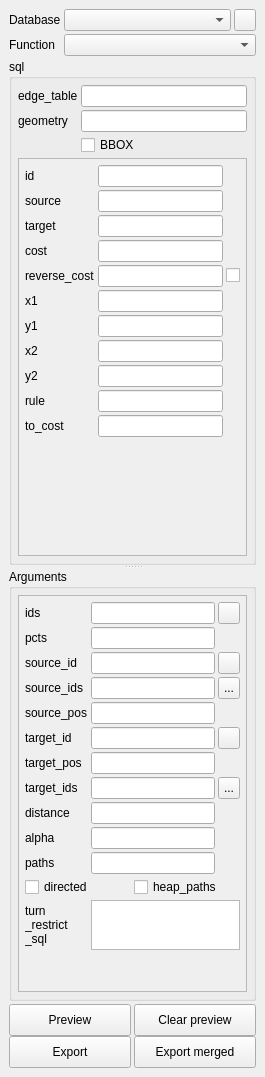
Before: the Qt Designer form ui_pgRoutingLayer.ui in pgRouting/pgRoutingLayer, drawn with Qt 5.
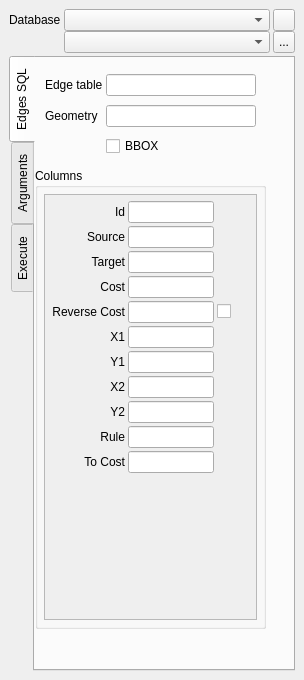
After: the same form once the commit is applied. The open tabs and pages were chosen to show the change. Icons and pictures are not drawn.

```diff
--- a/ui_pgRoutingLayer.ui
+++ b/ui_pgRoutingLayer.ui
@@ -6,8 +6,8 @@
    <rect>
     <x>0</x>
     <y>0</y>
-    <width>265</width>
-    <height>1077</height>
+    <width>304</width>
+    <height>680</height>
    </rect>
   </property>
   <property name="sizePolicy">
@@ -20,15 +20,44 @@
    <string>pgRouting Layer</string>
   </property>
   <widget class="QWidget" name="dockWidgetContents">
-   <layout class="QVBoxLayout" name="verticalLayout" stretch="0,1,0">
+   <layout class="QVBoxLayout" name="verticalLayout" stretch="0,1">
     <property name="spacing">
      <number>3</number>
     </property>
     <item>
-     <layout class="QGridLayout" name="gridLayoutBase" columnstretch="0,0,0">
-      <property name="spacing">
+     <layout class="QGridLayout" name="gridLayoutBase" rowstretch="0,0" columnstretch="0,0,0">
+      <property name="sizeConstraint">
+       <enum>QLayout::SetFixedSize</enum>
+      </property>
+      <property name="horizontalSpacing">
        <number>3</number>
       </property>
+      <property name="verticalSpacing">
+       <number>0</number>
+      </property>
+      <item row="0" column="2">
+       <widget class="QToolButton" name="buttonReloadConnections">
+        <property name="sizePolicy">
+         <sizepolicy hsizetype="Preferred" vsizetype="Preferred">
+          <horstretch>0</horstretch>
+          <verstretch>0</verstretch>
+         </sizepolicy>
+        </property>
+        <property name="maximumSize">
+         <size>
+          <width>22</width>
+          <height>22</height>
+         </size>
+        </property>
+        <property name="text">
+         <string/>
+        </property>
+        <property name="icon">
+         <iconset>
+          <normaloff>icons/arrow_refresh.png</normaloff>icons/arrow_refresh.png</iconset>
+        </property>
+       </widget>
+      </item>
       <item row="0" column="0">
        <widget class="QLabel" name="labelConnections">
         <property name="locale">
@@ -37,15 +66,8 @@
         <property name="text">
          <string>Database</string>
         </property>
-       </widget>
-      </item>
-      <item row="1" column="0">
-       <widget class="QLabel" name="labelFunction">
-        <property name="locale">
-         <locale language="English" country="UnitedStates"/>
-        </property>
-        <property name="text">
-         <string>Function</string>
+        <property name="textFormat">
+         <enum>Qt::AutoText</enum>
         </property>
        </widget>
       </item>
@@ -62,30 +84,7 @@
         </property>
        </widget>
       </item>
-      <item row="0" column="2">
-       <widget class="QToolButton" name="buttonReloadConnections">
-        <property name="sizePolicy">
-         <sizepolicy hsizetype="Preferred" vsizetype="Preferred">
-          <horstretch>0</horstretch>
-          <verstretch>0</verstretch>
-         </sizepolicy>
-        </property>
-        <property name="maximumSize">
-         <size>
-          <width>22</width>
-          <height>22</height>
-         </size>
-        </property>
-        <property name="text">
-         <string/>
-        </property>
-        <property name="icon">
-         <iconset>
-          <normaloff>icons/arrow_refresh.png</normaloff>icons/arrow_refresh.png</iconset>
-        </property>
-       </widget>
-      </item>
-      <item row="1" column="1" colspan="2">
+      <item row="1" column="1">
        <widget class="QComboBox" name="comboBoxFunction">
         <property name="enabled">
          <bool>true</bool>
@@ -110,6 +109,51 @@
         </property>
        </widget>
       </item>
+      <item row="1" column="2">
+       <widget class="QToolButton" name="buttonFunctionHelp">
+        <property name="sizePolicy">
+         <sizepolicy hsizetype="Preferred" vsizetype="Preferred">
+          <horstretch>0</horstretch>
+          <verstretch>0</verstretch>
+         </sizepolicy>
+        </property>
+        <property name="maximumSize">
+         <size>
+          <width>22</width>
+          <height>22</height>
+         </size>
+        </property>
+        <property name="text">
+         <string>...</string>
+        </property>
+        <property name="icon">
+         <iconset>
+          <normaloff>icons/about.png</normaloff>icons/about.png</iconset>
+        </property>
+       </widget>
+      </item>
+      <item row="1" column="0">
+       <widget class="QLabel" name="labelFunction">
+        <property name="maximumSize">
+         <size>
+          <width>50</width>
+          <height>25</height>
+         </size>
+        </property>
+        <property name="locale">
+         <locale language="English" country="UnitedStates"/>
+        </property>
+        <property name="text">
+         <string/>
+        </property>
+        <property name="pixmap">
+         <pixmap>icons/pgr_fn.svg</pixmap>
+        </property>
+        <property name="scaledContents">
+         <bool>true</bool>
+        </property>
+       </widget>
+      </item>
      </layout>
     </item>
     <item>
@@ -122,16 +166,50 @@
         <number>0</number>
        </property>
        <item>
+        <widget class="QTabWidget" name="tabWidget">
+         <property name="layoutDirection">
+          <enum>Qt::LeftToRight</enum>
+         </property>
+         <property name="tabPosition">
+          <enum>QTabWidget::West</enum>
+         </property>
+         <property name="currentIndex">
+          <number>1</number>
+         </property>
+         <widget class="QWidget" name="Edges">
+          <attribute name="title">
+           <string>Edges SQL</string>
+          </attribute>
         <widget class="QSplitter" name="splitter">
+           <property name="geometry">
+            <rect>
+             <x>0</x>
+             <y>110</y>
+             <width>231</width>
+             <height>461</height>
+            </rect>
+           </property>
          <property name="orientation">
           <enum>Qt::Vertical</enum>
          </property>
          <widget class="QGroupBox" name="groupBoxSql">
+            <property name="sizePolicy">
+             <sizepolicy hsizetype="Preferred" vsizetype="Preferred">
+              <horstretch>0</horstretch>
+              <verstretch>0</verstretch>
+             </sizepolicy>
+            </property>
+            <property name="maximumSize">
+             <size>
+              <width>16777215</width>
+              <height>16777215</height>
+             </size>
+            </property>
           <property name="locale">
            <locale language="English" country="UnitedStates"/>
           </property>
           <property name="title">
-           <string>sql</string>
+             <string>Columns</string>
           </property>
           <layout class="QVBoxLayout" name="verticalLayoutSql">
            <property name="spacing">
@@ -143,57 +221,15 @@
            <property name="margin">
             <number>6</number>
            </property>
-           <item>
-            <layout class="QGridLayout" name="gridLayoutSqlBase">
-             <property name="spacing">
-              <number>3</number>
+             <property name="topMargin">
+              <number>6</number>
              </property>
-             <item row="0" column="0">
-              <widget class="QLabel" name="labelTable">
-               <property name="locale">
-                <locale language="English" country="UnitedStates"/>
-               </property>
-               <property name="text">
-                <string>edge_table</string>
-               </property>
-              </widget>
-             </item>
-             <item row="0" column="1">
-              <widget class="QLineEdit" name="lineEditTable">
-               <property name="toolTip">
-                <string>Name of the table containing the routable network</string>
-               </property>
-               <property name="locale">
-                <locale language="English" country="UnitedStates"/>
-               </property>
-              </widget>
-             </item>
-             <item row="1" column="0">
-              <widget class="QLabel" name="labelGeometry">
-               <property name="locale">
-                <locale language="English" country="UnitedStates"/>
-               </property>
-               <property name="text">
-                <string>geometry</string>
-               </property>
-              </widget>
-             </item>
-             <item row="1" column="1">
-              <widget class="QLineEdit" name="lineEditGeometry">
-               <property name="toolTip">
-                <string>Name of the geometry column in network table</string>
-               </property>
-              </widget>
-             </item>
-             <item row="2" column="1">
-              <widget class="QCheckBox" name="checkBoxUseBBOX">
-               <property name="text">
-                <string>BBOX</string>
-               </property>
-              </widget>
-             </item>
-            </layout>
-           </item>
+             <property name="rightMargin">
+              <number>6</number>
+             </property>
+             <property name="bottomMargin">
+              <number>6</number>
+             </property>
            <item>
             <widget class="QScrollArea" name="scrollAreaSqlColumns">
              <property name="sizePolicy">
@@ -222,8 +258,8 @@
                <rect>
                 <x>0</x>
                 <y>0</y>
-                <width>221</width>
-                <height>392</height>
+                  <width>211</width>
+                  <height>415</height>
                </rect>
               </property>
               <layout class="QGridLayout" name="gridLayout_2">
@@ -236,7 +272,7 @@
                <property name="spacing">
                 <number>3</number>
                </property>
-               <item row="0" column="0">
+                 <item row="1" column="1">
                 <layout class="QGridLayout" name="gridLayoutSqlColumns">
                  <property name="spacing">
                   <number>3</number>
@@ -244,7 +280,10 @@
                  <item row="9" column="0">
                   <widget class="QLabel" name="labelRule">
                    <property name="text">
-                    <string>rule</string>
+                      <string>Rule</string>
+                     </property>
+                     <property name="alignment">
+                      <set>Qt::AlignRight|Qt::AlignTrailing|Qt::AlignVCenter</set>
                    </property>
                   </widget>
                  </item>
@@ -254,7 +293,10 @@
                     <locale language="English" country="UnitedStates"/>
                    </property>
                    <property name="text">
-                    <string>id</string>
+                      <string>Id</string>
+                     </property>
+                     <property name="alignment">
+                      <set>Qt::AlignRight|Qt::AlignTrailing|Qt::AlignVCenter</set>
                    </property>
                   </widget>
                  </item>
@@ -274,7 +316,10 @@
                     <locale language="English" country="UnitedStates"/>
                    </property>
                    <property name="text">
-                    <string>source</string>
+                      <string>Source</string>
+                     </property>
+                     <property name="alignment">
+                      <set>Qt::AlignRight|Qt::AlignTrailing|Qt::AlignVCenter</set>
                    </property>
                   </widget>
                  </item>
@@ -294,7 +339,10 @@
                     <locale language="English" country="UnitedStates"/>
                    </property>
                    <property name="text">
-                    <string>target</string>
+                      <string>Target</string>
+                     </property>
+                     <property name="alignment">
+                      <set>Qt::AlignRight|Qt::AlignTrailing|Qt::AlignVCenter</set>
                    </property>
                   </widget>
                  </item>
@@ -304,7 +352,10 @@
                     <locale language="English" country="UnitedStates"/>
                    </property>
                    <property name="text">
-                    <string>cost</string>
+                      <string>Cost</string>
+                     </property>
+                     <property name="alignment">
+                      <set>Qt::AlignRight|Qt::AlignTrailing|Qt::AlignVCenter</set>
                    </property>
                   </widget>
                  </item>
@@ -321,7 +372,10 @@
                  <item row="4" column="0">
                   <widget class="QLabel" name="labelReverseCost">
                    <property name="text">
-                    <string>reverse_cost</string>
+                      <string>Reverse Cost</string>
+                     </property>
+                     <property name="alignment">
+                      <set>Qt::AlignRight|Qt::AlignTrailing|Qt::AlignVCenter</set>
                    </property>
                   </widget>
                  </item>
@@ -338,7 +392,10 @@
                  <item row="5" column="0">
                   <widget class="QLabel" name="labelX1">
                    <property name="text">
-                    <string>x1</string>
+                      <string>X1</string>
+                     </property>
+                     <property name="alignment">
+                      <set>Qt::AlignRight|Qt::AlignTrailing|Qt::AlignVCenter</set>
                    </property>
                   </widget>
                  </item>
@@ -355,28 +412,40 @@
                  <item row="6" column="0">
                   <widget class="QLabel" name="labelY1">
                    <property name="text">
-                    <string>y1</string>
+                      <string>Y1</string>
+                     </property>
+                     <property name="alignment">
+                      <set>Qt::AlignRight|Qt::AlignTrailing|Qt::AlignVCenter</set>
                    </property>
                   </widget>
                  </item>
                  <item row="7" column="0">
                   <widget class="QLabel" name="labelX2">
                    <property name="text">
-                    <string>x2</string>
+                      <string>X2</string>
+                     </property>
+                     <property name="alignment">
+                      <set>Qt::AlignRight|Qt::AlignTrailing|Qt::AlignVCenter</set>
                    </property>
                   </widget>
                  </item>
                  <item row="8" column="0">
                   <widget class="QLabel" name="labelY2">
                    <property name="text">
-                    <string>y2</string>
+                      <string>Y2</string>
+                     </property>
+                     <property name="alignment">
+                      <set>Qt::AlignRight|Qt::AlignTrailing|Qt::AlignVCenter</set>
                    </property>
                   </widget>
                  </item>
                  <item row="10" column="0">
                   <widget class="QLabel" name="labelToCost">
                    <property name="text">
-                    <string>to_cost</string>
+                      <string>To Cost</string>
+                     </property>
+                     <property name="alignment">
+                      <set>Qt::AlignRight|Qt::AlignTrailing|Qt::AlignVCenter</set>
                    </property>
                   </widget>
                  </item>
@@ -416,7 +485,7 @@
                  </item>
                 </layout>
                </item>
-               <item row="1" column="0">
+                 <item row="2" column="1">
                 <spacer name="verticalSpacer">
                  <property name="orientation">
                   <enum>Qt::Vertical</enum>
@@ -429,13 +498,99 @@
                  </property>
                 </spacer>
                </item>
+                 <item row="1" column="2">
+                  <spacer name="horizontalSpacer">
+                   <property name="orientation">
+                    <enum>Qt::Horizontal</enum>
+                   </property>
+                   <property name="sizeHint" stdset="0">
+                    <size>
+                     <width>40</width>
+                     <height>20</height>
+                    </size>
+                   </property>
+                  </spacer>
+                 </item>
               </layout>
              </widget>
             </widget>
            </item>
           </layout>
          </widget>
+          </widget>
+          <widget class="QWidget" name="layoutWidget">
+           <property name="geometry">
+            <rect>
+             <x>10</x>
+             <y>10</y>
+             <width>211</width>
+             <height>95</height>
+            </rect>
+           </property>
+           <layout class="QGridLayout" name="gridLayoutSqlBase">
+            <property name="spacing">
+             <number>3</number>
+            </property>
+            <item row="0" column="0">
+             <widget class="QLabel" name="labelTable">
+              <property name="locale">
+               <locale language="English" country="UnitedStates"/>
+              </property>
+              <property name="text">
+               <string>Edge table</string>
+              </property>
+             </widget>
+            </item>
+            <item row="0" column="1">
+             <widget class="QLineEdit" name="lineEditTable">
+              <property name="toolTip">
+               <string>Name of the table containing the routable network</string>
+              </property>
+              <property name="locale">
+               <locale language="English" country="UnitedStates"/>
+              </property>
+             </widget>
+            </item>
+            <item row="1" column="0">
+             <widget class="QLabel" name="labelGeometry">
+              <property name="locale">
+               <locale language="English" country="UnitedStates"/>
+              </property>
+              <property name="text">
+               <string>Geometry</string>
+              </property>
+             </widget>
+            </item>
+            <item row="1" column="1">
+             <widget class="QLineEdit" name="lineEditGeometry">
+              <property name="toolTip">
+               <string>Name of the geometry column in network table</string>
+              </property>
+             </widget>
+            </item>
+            <item row="2" column="1">
+             <widget class="QCheckBox" name="checkBoxUseBBOX">
+              <property name="text">
+               <string>BBOX</string>
+              </property>
+             </widget>
+            </item>
+           </layout>
+          </widget>
+         </widget>
+         <widget class="QWidget" name="tab">
+          <attribute name="title">
+           <string>Arguments</string>
+          </attribute>
          <widget class="QGroupBox" name="groupBoxArguments">
+           <property name="geometry">
+            <rect>
+             <x>0</x>
+             <y>0</y>
+             <width>241</width>
+             <height>551</height>
+            </rect>
+           </property>
           <property name="minimumSize">
            <size>
             <width>0</width>
@@ -446,7 +601,19 @@
            <string>Arguments</string>
           </property>
           <layout class="QVBoxLayout" name="verticalLayoutArguments">
-           <property name="margin">
+            <property name="spacing">
+             <number>3</number>
+            </property>
+            <property name="leftMargin">
+             <number>6</number>
+            </property>
+            <property name="topMargin">
+             <number>6</number>
+            </property>
+            <property name="rightMargin">
+             <number>6</number>
+            </property>
+            <property name="bottomMargin">
             <number>6</number>
            </property>
            <item>
@@ -472,7 +639,7 @@
                 <x>0</x>
                 <y>0</y>
                 <width>221</width>
-                <height>381</height>
+                 <height>505</height>
                </rect>
               </property>
               <layout class="QGridLayout" name="gridLayout_3">
@@ -490,10 +657,39 @@
                  <property name="spacing">
                   <number>3</number>
                  </property>
+                  <item row="1" column="2">
+                   <widget class="QToolButton" name="buttonSelectTargetIds">
+                    <property name="sizePolicy">
+                     <sizepolicy hsizetype="Preferred" vsizetype="Preferred">
+                      <horstretch>0</horstretch>
+                      <verstretch>0</verstretch>
+                     </sizepolicy>
+                    </property>
+                    <property name="maximumSize">
+                     <size>
+                      <width>22</width>
+                      <height>22</height>
+                     </size>
+                    </property>
+                    <property name="text">
+                     <string>...</string>
+                    </property>
+                    <property name="icon">
+                     <iconset>
+                      <normaloff>icons/add.png</normaloff>icons/add.png</iconset>
+                    </property>
+                    <property name="checkable">
+                     <bool>true</bool>
+                    </property>
+                   </widget>
+                  </item>
                  <item row="3" column="0">
-                  <widget class="QLabel" name="labelSourceIds">
+                   <widget class="QLabel" name="labelIds">
+                    <property name="locale">
+                     <locale language="English" country="UnitedStates"/>
+                    </property>
                    <property name="text">
-                    <string>source_ids</string>
+                     <string>ids</string>
                    </property>
                   </widget>
                  </item>
@@ -514,19 +710,6 @@
                  <item row="10" column="1">
                   <widget class="QLineEdit" name="lineEditPaths"/>
                  </item>
-                 <item row="7" column="1">
-                  <widget class="QLineEdit" name="lineEditTargetIds"/>
-                 </item>
-                 <item row="2" column="0">
-                  <widget class="QLabel" name="labelSourceId">
-                   <property name="locale">
-                    <locale language="English" country="UnitedStates"/>
-                   </property>
-                   <property name="text">
-                    <string>source_id</string>
-                   </property>
-                  </widget>
-                 </item>
                  <item row="5" column="0">
                   <widget class="QLabel" name="labelTargetId">
                    <property name="locale">
@@ -537,16 +720,6 @@
                    </property>
                   </widget>
                  </item>
-                 <item row="0" column="0">
-                  <widget class="QLabel" name="labelIds">
-                   <property name="locale">
-                    <locale language="English" country="UnitedStates"/>
-                   </property>
-                   <property name="text">
-                    <string>ids</string>
-                   </property>
-                  </widget>
-                 </item>
                  <item row="5" column="1">
                   <widget class="QLineEdit" name="lineEditTargetId">
                    <property name="toolTip">
@@ -567,13 +740,6 @@
                    </property>
                   </widget>
                  </item>
-                 <item row="0" column="1">
-                  <widget class="QLineEdit" name="lineEditIds">
-                   <property name="locale">
-                    <locale language="English" country="UnitedStates"/>
-                   </property>
-                  </widget>
-                 </item>
                  <item row="2" column="2">
                   <widget class="QToolButton" name="buttonSelectSourceId">
                    <property name="sizePolicy">
@@ -662,38 +828,6 @@
                    </property>
                   </widget>
                  </item>
-                 <item row="0" column="2">
-                  <widget class="QToolButton" name="buttonSelectIds">
-                   <property name="sizePolicy">
-                    <sizepolicy hsizetype="Preferred" vsizetype="Preferred">
-                     <horstretch>0</horstretch>
-                     <verstretch>0</verstretch>
-                    </sizepolicy>
-                   </property>
-                   <property name="maximumSize">
-                    <size>
-                     <width>22</width>
-                     <height>22</height>
-                    </size>
-                   </property>
-                   <property name="locale">
-                    <locale language="English" country="UnitedStates"/>
-                   </property>
-                   <property name="text">
-                    <string/>
-                   </property>
-                   <property name="icon">
-                    <iconset>
-                     <normaloff>icons/add.png</normaloff>icons/add.png</iconset>
-                   </property>
-                   <property name="checkable">
-                    <bool>true</bool>
-                   </property>
-                   <property name="toolButtonStyle">
-                    <enum>Qt::ToolButtonIconOnly</enum>
-                   </property>
-                  </widget>
-                 </item>
                  <item row="4" column="0">
                   <widget class="QLabel" name="labelSourcePos">
                    <property name="locale">
@@ -735,13 +869,6 @@
                    </property>
                   </widget>
                  </item>
-                 <item row="7" column="0">
-                  <widget class="QLabel" name="labelTargetIds">
-                   <property name="text">
-                    <string>target_ids</string>
-                   </property>
-                  </widget>
-                 </item>
                  <item row="6" column="0">
                   <widget class="QLabel" name="labelTargetPos">
                    <property name="locale">
@@ -791,42 +918,6 @@
                    </item>
                   </layout>
                  </item>
-                 <item row="1" column="0">
-                  <widget class="QLabel" name="labelPcts">
-                   <property name="text">
-                    <string>pcts</string>
-                   </property>
-                  </widget>
-                 </item>
-                 <item row="1" column="1">
-                  <widget class="QLineEdit" name="lineEditPcts"/>
-                 </item>
-                 <item row="7" column="2">
-                  <widget class="QToolButton" name="buttonSelectTargetIds">
-                   <property name="sizePolicy">
-                    <sizepolicy hsizetype="Preferred" vsizetype="Preferred">
-                     <horstretch>0</horstretch>
-                     <verstretch>0</verstretch>
-                    </sizepolicy>
-                   </property>
-                   <property name="maximumSize">
-                    <size>
-                     <width>22</width>
-                     <height>22</height>
-                    </size>
-                   </property>
-                   <property name="text">
-                    <string>...</string>
-                   </property>
-                   <property name="icon">
-                    <iconset>
-                     <normaloff>icons/add.png</normaloff>icons/add.png</iconset>
-                   </property>
-                   <property name="checkable">
-                    <bool>true</bool>
-                   </property>
-                  </widget>
-                 </item>
                  <item row="9" column="0">
                   <widget class="QLabel" name="labelAlpha">
                    <property name="text">
@@ -837,10 +928,72 @@
                  <item row="9" column="1">
                   <widget class="QLineEdit" name="lineEditAlpha"/>
                  </item>
-                 <item row="3" column="1">
+                  <item row="1" column="1">
+                   <widget class="QLineEdit" name="lineEditTargetIds"/>
+                  </item>
+                  <item row="0" column="1">
                   <widget class="QLineEdit" name="lineEditSourceIds"/>
                  </item>
+                  <item row="3" column="1">
+                   <widget class="QLineEdit" name="lineEditIds">
+                    <property name="locale">
+                     <locale language="English" country="UnitedStates"/>
+                    </property>
+                   </widget>
+                  </item>
                  <item row="3" column="2">
+                   <widget class="QToolButton" name="buttonSelectIds">
+                    <property name="sizePolicy">
+                     <sizepolicy hsizetype="Preferred" vsizetype="Preferred">
+                      <horstretch>0</horstretch>
+                      <verstretch>0</verstretch>
+                     </sizepolicy>
+                    </property>
+                    <property name="maximumSize">
+                     <size>
+                      <width>22</width>
+                      <height>22</height>
+                     </size>
+                    </property>
+                    <property name="locale">
+                     <locale language="English" country="UnitedStates"/>
+                    </property>
+                    <property name="text">
+                     <string/>
+                    </property>
+                    <property name="icon">
+                     <iconset>
+                      <normaloff>icons/add.png</normaloff>icons/add.png</iconset>
+                    </property>
+                    <property name="checkable">
+                     <bool>true</bool>
+                    </property>
+                    <property name="toolButtonStyle">
+                     <enum>Qt::ToolButtonIconOnly</enum>
+                    </property>
+                   </widget>
+                  </item>
+                  <item row="0" column="0">
+                   <widget class="QLabel" name="labelSourceIds">
+                    <property name="text">
+                     <string>From Vids</string>
+                    </property>
+                    <property name="alignment">
+                     <set>Qt::AlignRight|Qt::AlignTrailing|Qt::AlignVCenter</set>
+                    </property>
+                   </widget>
+                  </item>
+                  <item row="7" column="1">
+                   <widget class="QLineEdit" name="lineEditPcts"/>
+                  </item>
+                  <item row="7" column="0">
+                   <widget class="QLabel" name="labelPcts">
+                    <property name="text">
+                     <string>pcts</string>
+                    </property>
+                   </widget>
+                  </item>
+                  <item row="0" column="2">
                   <widget class="QToolButton" name="buttonSelectSourceIds">
                    <property name="maximumSize">
                     <size>
@@ -860,6 +1013,26 @@
                    </property>
                   </widget>
                  </item>
+                  <item row="1" column="0">
+                   <widget class="QLabel" name="labelTargetIds">
+                    <property name="text">
+                     <string>To Vids</string>
+                    </property>
+                    <property name="alignment">
+                     <set>Qt::AlignRight|Qt::AlignTrailing|Qt::AlignVCenter</set>
+                    </property>
+                   </widget>
+                  </item>
+                  <item row="2" column="0">
+                   <widget class="QLabel" name="labelSourceId">
+                    <property name="locale">
+                     <locale language="English" country="UnitedStates"/>
+                    </property>
+                    <property name="text">
+                     <string>source_id</string>
+                    </property>
+                   </widget>
+                  </item>
                 </layout>
                </item>
                <item row="1" column="0">
@@ -875,9 +1048,18 @@
                  </property>
                 </spacer>
                </item>
-              </layout>
-             </widget>
-            </widget>
+                <item row="0" column="1">
+                 <spacer name="horizontalSpacer_2">
+                  <property name="orientation">
+                   <enum>Qt::Horizontal</enum>
+                  </property>
+                  <property name="sizeHint" stdset="0">
+                   <size>
+                    <width>40</width>
+                    <height>20</height>
+                   </size>
+                  </property>
+                 </spacer>
            </item>
           </layout>
          </widget>
@@ -885,18 +1067,22 @@
        </item>
       </layout>
      </widget>
-    </item>
-    <item>
-     <layout class="QVBoxLayout" name="verticalLayoutCommands">
-      <property name="spacing">
-       <number>0</number>
-      </property>
-      <item>
-       <layout class="QHBoxLayout" name="horizontalLayoutCommands1">
-        <property name="spacing">
-         <number>3</number>
-        </property>
-        <item>
+         </widget>
+         <widget class="QWidget" name="Execution">
+          <attribute name="title">
+           <string>Execute</string>
+          </attribute>
+          <widget class="QWidget" name="formLayoutWidget">
+           <property name="geometry">
+            <rect>
+             <x>10</x>
+             <y>10</y>
+             <width>251</width>
+             <height>116</height>
+            </rect>
+           </property>
+           <layout class="QFormLayout" name="formLayout">
+            <item row="1" column="0">
          <widget class="QPushButton" name="buttonRun">
           <property name="minimumSize">
            <size>
@@ -918,7 +1104,7 @@
           </property>
          </widget>
         </item>
-        <item>
+            <item row="1" column="1">
          <widget class="QPushButton" name="buttonClear">
           <property name="minimumSize">
            <size>
@@ -934,14 +1120,7 @@
           </property>
          </widget>
         </item>
-       </layout>
-      </item>
-      <item>
-       <layout class="QHBoxLayout" name="horizontalLayoutCommands2">
-        <property name="spacing">
-         <number>3</number>
-        </property>
-        <item>
+            <item row="2" column="0">
          <widget class="QPushButton" name="buttonExport">
           <property name="minimumSize">
            <size>
@@ -957,7 +1136,7 @@
           </property>
          </widget>
         </item>
-        <item>
+            <item row="3" column="0">
          <widget class="QPushButton" name="buttonExportMerged">
           <property name="minimumSize">
            <size>
@@ -971,8 +1150,12 @@
          </widget>
         </item>
        </layout>
-      </item>
-     </layout>
+          </widget>
+         </widget>
+        </widget>
+       </item>
+      </layout>
+     </widget>
     </item>
    </layout>
   </widget>
```
Left out of the diff: 52 changed lines with no effect on the pictures. Lines whose indentation alone changed are shown as unchanged.
